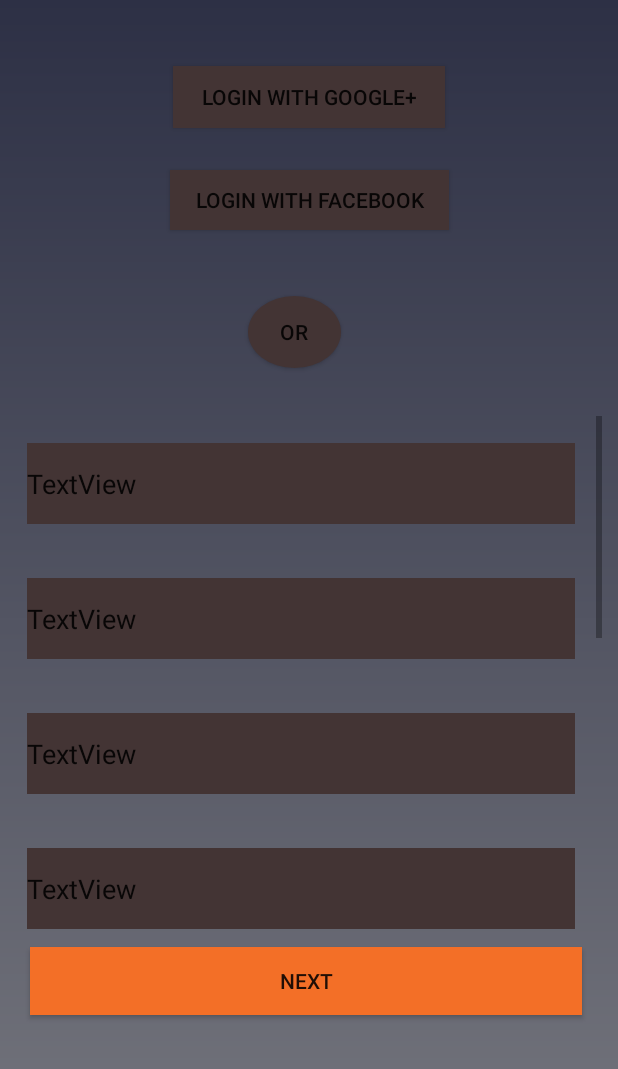
After one commit to dharmpalkumar09/LabourMandi, an Android app: the RegistrationPage screen opened directly, with no data from a screen before it, on a phone screen of 412 x 824 dp. The commit adds this screen. Shown: the top 1069 px of the screen. Run offline under Robolectric (Android 15) with nearby library versions, the phone set to English and light mode, and no system bars.

Commit message:
Registration page with scroll and next button

```diff
--- a/app/src/main/AndroidManifest.xml
+++ b/app/src/main/AndroidManifest.xml
@@ -9,11 +9,16 @@
         android:roundIcon="@mipmap/ic_launcher_round"
         android:supportsRtl="true"
         android:theme="@style/AppTheme">
-        <activity android:name=".LoginActivity">
+        <activity android:name=".RegistrationPage">
             <intent-filter>
                 <category android:name="android.intent.category.LAUNCHER" />
             </intent-filter>
         </activity>
+        <activity android:name=".LoginActivity">
+           <!-- <intent-filter>
+                <category android:name="android.intent.category.LAUNCHER" />
+            </intent-filter>-->
+        </activity>
     </application>
 
 </manifest>
--- /dev/null
+++ b/app/src/main/java/com/app/navinbharat/RegistrationPage.java
@@ -0,0 +1,14 @@
+package com.app.navinbharat;
+
+import androidx.appcompat.app.AppCompatActivity;
+
+import android.os.Bundle;
+
+public class RegistrationPage extends AppCompatActivity {
+
+    @Override
+    protected void onCreate(Bundle savedInstanceState) {
+        super.onCreate(savedInstanceState);
+        setContentView(R.layout.activity_registration_page);
+    }
+}
--- /dev/null
+++ b/app/src/main/res/drawable/circle_button.xml
@@ -0,0 +1,9 @@
+<?xml version="1.0" encoding="utf-8"?>
+<selector xmlns:android="http://schemas.android.com/apk/res/android">
+    <item>
+        <shape android:shape="oval">
+            <solid android:color="#433434" />
+            <size android:width="30dp" android:height="30dp" />
+        </shape>
+    </item>
+</selector>
--- /dev/null
+++ b/app/src/main/res/drawable/click_button_background_color.xml
@@ -0,0 +1,6 @@
+<?xml version="1.0" encoding="utf-8"?>
+<shape xmlns:android="http://schemas.android.com/apk/res/android"
+    android:shape="rectangle">
+    <solid android:color="#f36f27"/>
+
+</shape>
--- /dev/null
+++ b/app/src/main/res/drawable/input_text_background_color.xml
@@ -0,0 +1,5 @@
+<?xml version="1.0" encoding="utf-8"?>
+<shape xmlns:android="http://schemas.android.com/apk/res/android"
+    android:shape="rectangle">
+    <solid android:color="#ada6a6"/>
+</shape>
--- /dev/null
+++ b/app/src/main/res/layout/activity_registration_page.xml
@@ -0,0 +1,155 @@
+<?xml version="1.0" encoding="utf-8"?>
+<androidx.constraintlayout.widget.ConstraintLayout xmlns:android="http://schemas.android.com/apk/res/android"
+    xmlns:app="http://schemas.android.com/apk/res-auto"
+    xmlns:tools="http://schemas.android.com/tools"
+    android:id="@+id/registration_page_layout"
+    android:layout_width="match_parent"
+    android:layout_height="match_parent"
+    android:background="@drawable/background_login">
+
+    <Button
+        android:id="@+id/button"
+        android:layout_width="181dp"
+        android:layout_height="41dp"
+        android:layout_marginTop="44dp"
+        android:background="@drawable/button_colour"
+        android:text="@string/user_registration_with_google"
+        app:layout_constraintEnd_toEndOf="parent"
+        app:layout_constraintStart_toStartOf="parent"
+        app:layout_constraintTop_toTopOf="parent" />
+
+    <Button
+        android:id="@+id/button2"
+        android:layout_width="186dp"
+        android:layout_height="40dp"
+        android:layout_marginTop="28dp"
+        android:background="@drawable/button_colour"
+        android:text="@string/user_registration_button_with_facebook"
+        app:layout_constraintEnd_toEndOf="parent"
+        app:layout_constraintStart_toStartOf="parent"
+        app:layout_constraintTop_toBottomOf="@+id/button" />
+
+    <Button
+        android:id="@+id/button3"
+
+        android:layout_width="62dp"
+        android:layout_height="48dp"
+        android:layout_marginTop="44dp"
+        android:background="@drawable/circle_button"
+        android:text="@string/user_registration_button_or"
+        app:layout_constraintEnd_toEndOf="parent"
+        app:layout_constraintHorizontal_bias="0.472"
+        app:layout_constraintStart_toStartOf="parent"
+        app:layout_constraintTop_toBottomOf="@+id/button2" />
+
+    <ScrollView
+        android:id="@+id/registration_scroll_view"
+        android:layout_width="401dp"
+        android:layout_height="346dp"
+        android:layout_marginTop="32dp"
+        app:layout_constraintEnd_toEndOf="parent"
+        app:layout_constraintHorizontal_bias="0.0"
+        app:layout_constraintStart_toStartOf="parent"
+        app:layout_constraintTop_toBottomOf="@+id/button3">
+
+        <LinearLayout
+            android:layout_width="match_parent"
+            android:layout_height="wrap_content"
+            android:orientation="vertical">
+
+            <EditText
+                android:id="@+id/textView13"
+                android:layout_width="match_parent"
+                android:layout_height="54dp"
+                android:layout_margin="18dp"
+                android:layout_weight="1"
+                android:background="@drawable/button_colour"
+                android:text="TextView" />
+
+            <EditText
+                android:id="@+id/textView14"
+                android:layout_width="match_parent"
+                android:layout_height="54dp"
+                android:layout_margin="18dp"
+                android:layout_weight="1"
+                android:background="@drawable/button_colour"
+                android:text="TextView" />
+
+            <EditText
+                android:id="@+id/textView15"
+                android:layout_width="match_parent"
+                android:layout_height="54dp"
+                android:layout_margin="18dp"
+                android:layout_weight="1"
+                android:background="@drawable/button_colour"
+                android:text="TextView" />
+
+            <EditText
+                android:id="@+id/textView16"
+                android:layout_width="match_parent"
+                android:layout_height="54dp"
+                android:layout_margin="18dp"
+                android:layout_weight="1"
+                android:background="@drawable/button_colour"
+                android:text="TextView" />
+
+            <EditText
+                android:id="@+id/textView17"
+                android:layout_width="match_parent"
+                android:layout_height="54dp"
+                android:layout_margin="18dp"
+                android:layout_weight="1"
+                android:background="@drawable/button_colour"
+                android:text="TextView" />
+
+            <EditText
+                android:id="@+id/textView18"
+                android:layout_width="match_parent"
+                android:layout_height="54dp"
+                android:layout_margin="18dp"
+                android:layout_weight="1"
+                android:background="@drawable/button_colour"
+                android:text="TextView" />
+
+            <EditText
+                android:id="@+id/textView19"
+                android:layout_width="match_parent"
+                android:layout_height="54dp"
+                android:layout_margin="18dp"
+                android:layout_weight="1"
+                android:background="@drawable/button_colour"
+                android:text="TextView" />
+
+            <EditText
+                android:id="@+id/textView20"
+                android:layout_width="match_parent"
+                android:layout_height="54dp"
+                android:layout_margin="18dp"
+                android:layout_weight="1"
+                android:background="@drawable/button_colour"
+                android:text="TextView" />
+
+            <EditText
+                android:id="@+id/textView21"
+                android:layout_width="match_parent"
+                android:layout_height="54dp"
+                android:layout_margin="18dp"
+                android:layout_weight="1"
+                android:background="@drawable/button_colour"
+                android:text="TextView" />
+        </LinearLayout>
+    </ScrollView>
+
+    <Button
+        android:id="@+id/registration_button_next"
+        android:layout_width="368dp"
+        android:layout_height="45dp"
+        android:layout_marginStart="20dp"
+        android:layout_marginLeft="20dp"
+        android:layout_marginTop="8dp"
+        android:background="@drawable/click_button_background_color"
+        android:text="@string/user_registration_button_submit_next"
+        app:layout_constraintStart_toStartOf="parent"
+        app:layout_constraintTop_toBottomOf="@id/registration_scroll_view" />
+
+</androidx.constraintlayout.widget.ConstraintLayout>
--- a/app/src/main/res/values/strings.xml
+++ b/app/src/main/res/values/strings.xml
@@ -7,4 +7,8 @@
     <string name="user_login_forgot_password">Forgot Password?</string>
     <string name="common_button">Common Button</string>
     <string name="user_registration_button">REGISTER</string>
+    <string name="user_registration_with_google">Login With Google+</string>
+    <string name="user_registration_button_with_facebook">Login With Facebook</string>
+    <string name="user_registration_button_or">OR</string>
+    <string name="user_registration_button_submit_next">NEXT</string>
 </resources>
--- a/app/src/main/res/values/styles.xml
+++ b/app/src/main/res/values/styles.xml
@@ -7,5 +7,8 @@
         <item name="colorPrimaryDark">@color/colorPrimaryDark</item>
         <item name="colorAccent">@color/colorAccent</item>
     </style>
+    <dimen name="buttonHeight">64dp</dimen>
+    <dimen name="textFieldHeight">44dp</dimen>
+
 
 </resources>
```
